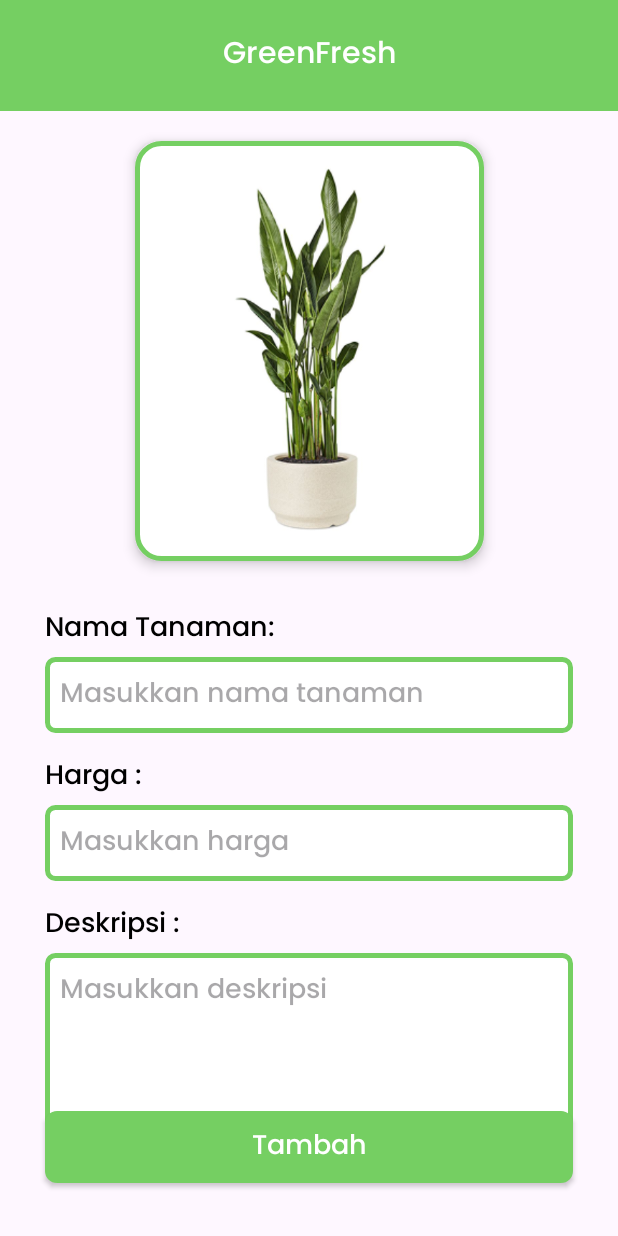
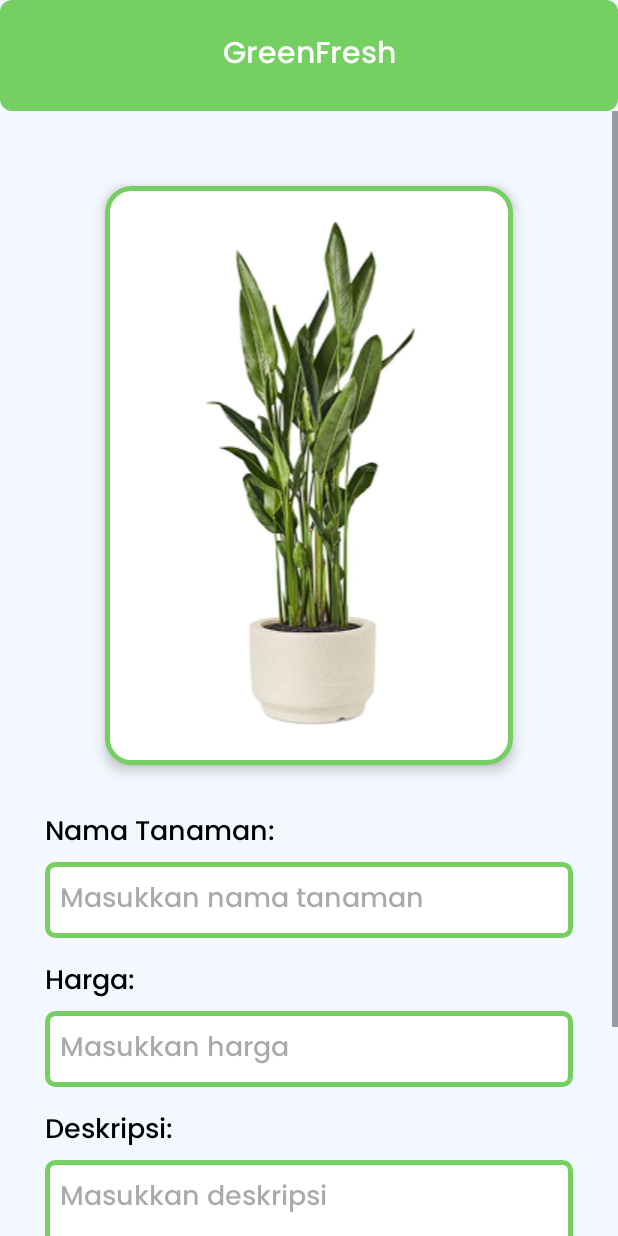
Before and after one commit to vydell/UAP-PAM, an Android app: the AddActivity screen opened directly, with no data from a screen before it, on a phone screen of 412 x 824 dp. Run offline under Robolectric (Android 15) with nearby library versions, the phone set to English and light mode, and no system bars.

Commit message:
Added scrollview

```diff
--- a/app/src/main/res/layout/activity_add.xml
+++ b/app/src/main/res/layout/activity_add.xml
@@ -5,127 +5,147 @@
     android:id="@+id/main"
     android:layout_width="match_parent"
     android:layout_height="match_parent"
-    tools:context=".ui.HomeActivity"
-    android:clipChildren="false"
-    android:clipToPadding="false">
+    android:background="@color/bg_dark"
+    tools:context=".ui.AddActivity">
 
     <TextView
         android:id="@+id/header"
         android:layout_width="match_parent"
         android:layout_height="wrap_content"
+        android:background="@drawable/btn_primary"
+        android:fontFamily="@font/poppins_medium"
         android:padding="20dp"
-        app:layout_constraintTop_toTopOf="parent"
-        android:background="@color/primary"
         android:text="GreenFresh"
         android:textAlignment="center"
-        android:fontFamily="@font/poppins_medium"
         android:textColor="@color/white"
-        android:textSize="20sp"/>
+        android:textSize="20sp"
+        app:layout_constraintTop_toTopOf="parent" />
+
+    <ScrollView
+        android:layout_width="match_parent"
+        android:layout_height="0dp"
+        app:layout_constraintBottom_toBottomOf="parent"
+        app:layout_constraintTop_toBottomOf="@+id/header">
+
+        <androidx.constraintlayout.widget.ConstraintLayout
+            android:layout_width="match_parent"
+            android:layout_height="wrap_content"
+            android:padding="30dp">
 
             <ImageView
                 android:id="@+id/img_plant"
+                android:layout_width="0dp"
+                android:layout_height="wrap_content"
+                android:layout_marginHorizontal="40dp"
+                android:layout_marginTop="20dp"
+                android:background="@drawable/bg_white_extraround_stroke"
+                android:elevation="5dp"
                 android:padding="5dp"
-        android:layout_marginHorizontal="70dp"
-        app:layout_constraintTop_toBottomOf="@+id/header"
+                android:src="@drawable/img_plant"
+                app:layout_constraintEnd_toEndOf="parent"
                 app:layout_constraintStart_toStartOf="parent"
-        app:layout_constraintEnd_toEndOf="parent"
-        android:layout_marginTop="20dp"
-        android:layout_width="wrap_content"
-        android:layout_height="280dp"
-        android:src="@drawable/img_plant"
-        android:background="@drawable/bg_white_extraround_stroke"
-        android:elevation="5dp"/>
+                app:layout_constraintTop_toTopOf="parent" />
 
             <TextView
-        android:id="@+id/tv_plant_name"
-        app:layout_constraintTop_toBottomOf="@+id/img_plant"
-        android:layout_marginTop="30dp"
+                android:id="@+id/label_plant_name"
                 android:layout_width="match_parent"
                 android:layout_height="wrap_content"
-        android:layout_marginHorizontal="30dp"
+                android:layout_marginTop="30dp"
+                android:fontFamily="@font/poppins_medium"
                 android:text="Nama Tanaman:"
-        android:textSize="18dp"
                 android:textColor="@color/text"
-        android:fontFamily="@font/poppins_medium"/>
+                android:textSize="18sp"
+                app:layout_constraintEnd_toEndOf="parent"
+                app:layout_constraintStart_toStartOf="parent"
+                app:layout_constraintTop_toBottomOf="@+id/img_plant" />
 
             <EditText
                 android:id="@+id/et_plant_name"
-        app:layout_constraintTop_toBottomOf="@+id/tv_plant_name"
                 android:layout_width="match_parent"
                 android:layout_height="wrap_content"
+                android:layout_marginTop="4dp"
+                android:background="@drawable/bg_white_stroke"
+                android:fontFamily="@font/poppins_medium"
+                android:hint="Masukkan nama tanaman"
                 android:padding="10dp"
-        android:layout_marginTop="3dp"
-        android:layout_marginHorizontal="30dp"
-        android:hint="Masukkan nama tanaman"
-        android:textSize="18dp"
-        android:fontFamily="@font/poppins_medium"
-        android:background="@drawable/bg_white_stroke"/>
+                android:textSize="18sp"
+                app:layout_constraintEnd_toEndOf="parent"
+                app:layout_constraintStart_toStartOf="parent"
+                app:layout_constraintTop_toBottomOf="@+id/label_plant_name" />
 
             <TextView
-        android:id="@+id/tv_price"
-        app:layout_constraintTop_toBottomOf="@+id/et_plant_name"
-        android:layout_marginTop="14dp"
+                android:id="@+id/label_price"
                 android:layout_width="match_parent"
                 android:layout_height="wrap_content"
-        android:layout_marginHorizontal="30dp"
-        android:text="Harga :"
-        android:textSize="18dp"
+                android:layout_marginTop="14dp"
+                android:fontFamily="@font/poppins_medium"
+                android:text="Harga:"
                 android:textColor="@color/text"
-        android:fontFamily="@font/poppins_medium"/>
+                android:textSize="18sp"
+                app:layout_constraintEnd_toEndOf="parent"
+                app:layout_constraintStart_toStartOf="parent"
+                app:layout_constraintTop_toBottomOf="@+id/et_plant_name" />
 
             <EditText
                 android:id="@+id/et_price"
-        app:layout_constraintTop_toBottomOf="@+id/tv_price"
                 android:layout_width="match_parent"
                 android:layout_height="wrap_content"
+                android:layout_marginTop="4dp"
+                android:background="@drawable/bg_white_stroke"
+                android:fontFamily="@font/poppins_medium"
+                android:hint="Masukkan harga"
+                android:inputType="number"
                 android:padding="10dp"
-        android:layout_marginTop="3dp"
-        android:layout_marginHorizontal="30dp"
-        android:hint="Masukkan harga"
-        android:textSize="18dp"
-        android:fontFamily="@font/poppins_medium"
-        android:background="@drawable/bg_white_stroke"/>
+                android:textSize="18sp"
+                app:layout_constraintEnd_toEndOf="parent"
+                app:layout_constraintStart_toStartOf="parent"
+                app:layout_constraintTop_toBottomOf="@+id/label_price" />
 
             <TextView
-        android:id="@+id/tv_desc"
-        app:layout_constraintTop_toBottomOf="@+id/et_price"
-        android:layout_marginTop="14dp"
+                android:id="@+id/label_desc"
                 android:layout_width="match_parent"
                 android:layout_height="wrap_content"
-        android:layout_marginHorizontal="30dp"
-        android:text="Deskripsi :"
-        android:textSize="18dp"
+                android:layout_marginTop="14dp"
+                android:fontFamily="@font/poppins_medium"
+                android:text="Deskripsi:"
                 android:textColor="@color/text"
-        android:fontFamily="@font/poppins_medium"/>
+                android:textSize="18sp"
+                app:layout_constraintEnd_toEndOf="parent"
+                app:layout_constraintStart_toStartOf="parent"
+                app:layout_constraintTop_toBottomOf="@+id/et_price" />
 
             <EditText
                 android:id="@+id/et_desc"
-        app:layout_constraintTop_toBottomOf="@+id/tv_desc"
                 android:layout_width="match_parent"
-        android:layout_height="140dp"
+                android:layout_height="wrap_content"
+                android:minHeight="120dp"
+                android:layout_marginTop="4dp"
+                android:background="@drawable/bg_white_stroke"
+                android:fontFamily="@font/poppins_medium"
+                android:gravity="top"
+                android:hint="Masukkan deskripsi"
                 android:padding="10dp"
-        android:layout_marginTop="3dp"
-        android:layout_marginBottom="20dp"
-        android:layout_marginHorizontal="30dp"
-        android:hint="Masukkan deskripsi"
-        android:textSize="18dp"
-        android:gravity="start"
-        android:fontFamily="@font/poppins_medium"
-        android:background="@drawable/bg_white_stroke"/>
+                android:textSize="18sp"
+                app:layout_constraintEnd_toEndOf="parent"
+                app:layout_constraintStart_toStartOf="parent"
+                app:layout_constraintTop_toBottomOf="@+id/label_desc" />
 
             <androidx.appcompat.widget.AppCompatButton
                 android:id="@+id/btn_tambah"
+                android:background="@drawable/btn_primary"
+                android:textColor="@color/white"
                 android:layout_width="match_parent"
                 android:layout_height="wrap_content"
-        app:layout_constraintBottom_toBottomOf="parent"
-        android:layout_marginTop="20dp"
-        android:layout_marginHorizontal="30dp"
-        android:layout_marginBottom="35dp"
-        android:background="@drawable/btn_primary"
-        android:elevation="0dp"
-        android:fontFamily="@font/poppins_medium"
+                android:layout_marginTop="24dp"
                 android:text="Tambah"
                 android:textAllCaps="false"
-        android:textColor="@color/white"
-        android:textSize="18sp" />
+                android:textSize="20sp"
+                app:layout_constraintEnd_toEndOf="parent"
+                app:layout_constraintStart_toStartOf="parent"
+                app:layout_constraintTop_toBottomOf="@+id/et_desc" />
+
         </androidx.constraintlayout.widget.ConstraintLayout>
+
+    </ScrollView>
+
+</androidx.constraintlayout.widget.ConstraintLayout>
--- a/app/src/main/res/layout/item_plant.xml
+++ b/app/src/main/res/layout/item_plant.xml
@@ -36,7 +36,7 @@
             android:layout_width="wrap_content"
             android:maxWidth="200dp"
             android:layout_height="wrap_content"
-            android:maxHeight="35dp"
+            android:maxHeight="30dp"
             android:textSize="20sp"
             android:fontFamily="@font/poppins_medium"
             android:text="Daun Hijau"
@@ -50,11 +50,11 @@
             android:id="@+id/tv_price"
             android:layout_width="wrap_content"
             android:layout_height="wrap_content"
+            android:layout_marginTop="2dp"
             android:textSize="20sp"
             android:fontFamily="@font/poppins_medium"
             android:text="Rp 200.000"
             android:textColor="@color/black"
-            android:layout_marginTop="-5dp"
             android:layout_marginStart="20dp"
             app:layout_constraintTop_toBottomOf="@+id/tv_plant"
             app:layout_constraintStart_toEndOf="@+id/img_plant"/>
```
Also changed, not shown: app/src/main/res/layout/activity_detail.xml (+80 -54 lines), app/src/main/res/layout/activity_update.xml (+65 -59 lines). Lines whose indentation alone changed are shown as unchanged.
